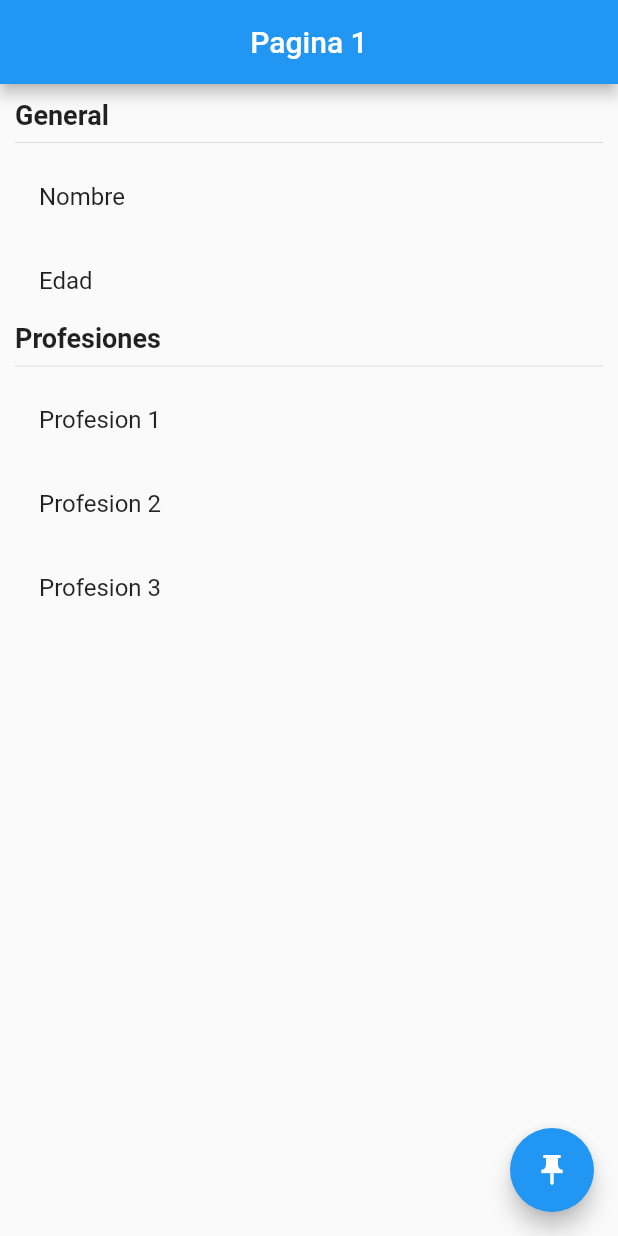
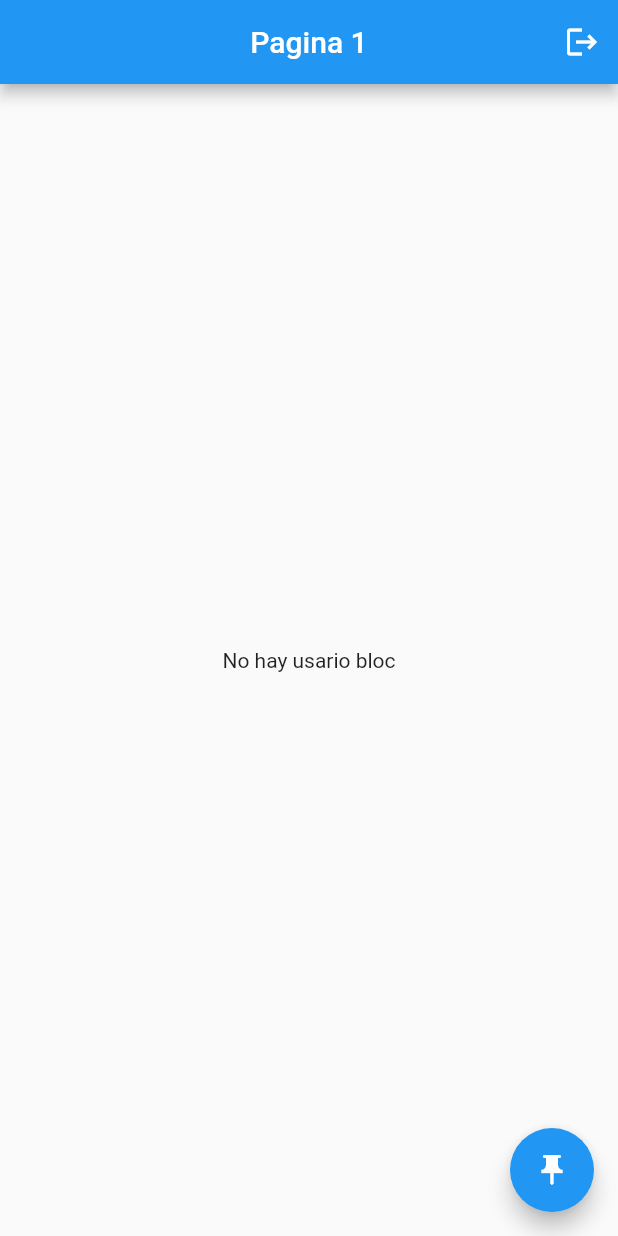
Before and after one commit to Jrosado16/manejar-estados-flutter, a Flutter app: the screen it shows after launch, on a phone screen of 412 x 824 dp. Run offline on Flutter 3.47's test engine with Material 2 defaults, Android fonts, the phone set to English and light mode, and no system bars; our stand-ins replace bloc, flutter_bloc.

Commit message:
Fin rama bloc

```diff
--- /dev/null
+++ b/lib/bloc/usuario/usuario_event.dart
@@ -0,0 +1,21 @@
+part of 'usuario_bloc.dart';
+
+@immutable
+abstract class UsuarioEvent {}
+
+class ActivarUsuario extends UsuarioEvent {
+  final Usuario usuario;
+
+  ActivarUsuario(this.usuario);
+}
+
+class CambiarEdad extends UsuarioEvent {
+  final int edad;
+  CambiarEdad(this.edad);
+}
+
+class AgregarProfesion extends UsuarioEvent {
+
+}
+
+class BorrarUsario extends UsuarioEvent {}
--- /dev/null
+++ b/lib/bloc/usuario/usuario_state.dart
@@ -0,0 +1,15 @@
+part of 'usuario_bloc.dart';
+
+class UsuarioState {
+  final bool usuarioExiste;
+  final Usuario usuario;
+
+  UsuarioState({Usuario user})
+      : usuario = user ?? null,
+        usuarioExiste = user != null ? true : false;
+
+  UsuarioState copyWith({Usuario usuario}) =>
+      UsuarioState(user: usuario ?? this.usuario);
+
+  UsuarioState borrarUsuario() => UsuarioState();
+}
--- a/lib/main.dart
+++ b/lib/main.dart
@@ -1,13 +1,19 @@
+import 'package:estados/bloc/usuario/usuario_bloc.dart';
 import 'package:estados/pages/pagina1.page.dart';
 import 'package:estados/pages/pagina2.page.dart';
 import 'package:flutter/material.dart';
+import 'package:flutter_bloc/flutter_bloc.dart';
 
 void main() => runApp(MyApp());
 
 class MyApp extends StatelessWidget {
   @override
   Widget build(BuildContext context) {
-    return MaterialApp(
+    return MultiBlocProvider(
+      providers: [
+        BlocProvider(create: (_) => UsuarioBloc())
+      ],
+      child: MaterialApp(
         title: 'Material App',
         debugShowCheckedModeBanner: false,
         initialRoute: 'page1',
@@ -15,6 +21,7 @@ class MyApp extends StatelessWidget {
           'page1': (_) => Pagina1Page(),
           'page2': (_) => Pagina2Page()
         },
+      ),
     );
   }
 }
--- a/lib/models/Usuario.model.dart
+++ b/lib/models/Usuario.model.dart
@@ -4,4 +4,10 @@ class Usuario {
   List<String> profesiones;
 
   Usuario({this.edad, this.nombre, this.profesiones});
+
+  Usuario copyWith({String nombre, int edad, List<String> profesiones}) =>
+      Usuario(
+          nombre: nombre ?? this.nombre,
+          edad: edad ?? this.edad,
+          profesiones: profesiones ?? this.profesiones);
 }
--- a/lib/pages/pagina1.page.dart
+++ b/lib/pages/pagina1.page.dart
@@ -1,4 +1,7 @@
+import 'package:estados/bloc/usuario/usuario_bloc.dart';
+import 'package:estados/models/Usuario.model.dart';
 import 'package:flutter/material.dart';
+import 'package:flutter_bloc/flutter_bloc.dart';
 
 
 class Pagina1Page extends StatelessWidget {
@@ -9,28 +12,22 @@ class Pagina1Page extends StatelessWidget {
       appBar: AppBar(
         title: Text('Pagina 1'),
         centerTitle: true,
+        actions: [
+          IconButton(
+            icon: Icon(Icons.logout),
+            onPressed: () => BlocProvider.of<UsuarioBloc>(context).add(BorrarUsario()),
+          )
+        ],
       ),
-      body: Container(
-        padding: EdgeInsets.symmetric(horizontal: 10.0, vertical: 10.0),
-        child: Column(
-          mainAxisAlignment: MainAxisAlignment.start,
-          crossAxisAlignment: CrossAxisAlignment.start,
-          children: [
-            Text('General', style: TextStyle(fontSize: 18, fontWeight: FontWeight.bold),),
-            Divider(),
-            ListTile(title: Text('Nombre'),),
-            ListTile(title: Text('Edad'),),
-
-            Text('Profesiones', style: TextStyle(fontSize: 18, fontWeight: FontWeight.bold),),
-            Divider(),
-
-            ListTile(title: Text('Profesion 1'),),
-            ListTile(title: Text('Profesion 2'),),
-            ListTile(title: Text('Profesion 3'),),
-
-          ],
-        )
-     ),
+      body: BlocBuilder<UsuarioBloc, UsuarioState>(
+        builder: (context, state) {
+          if(state.usuarioExiste){
+            return InformacionUsuario(state.usuario);
+          }else{
+            return Center(child: Text('No hay usario bloc'),);
+          }
+        },
+      ),
      floatingActionButton: FloatingActionButton(
        child: Icon(Icons.push_pin),
        onPressed: (){
@@ -40,3 +37,33 @@ class Pagina1Page extends StatelessWidget {
    );
   }
 }
+
+class InformacionUsuario extends StatelessWidget {
+  final Usuario usuario;
+
+  const InformacionUsuario(this.usuario);
+
+  @override
+  Widget build(BuildContext context) {
+    return Container(
+      padding: EdgeInsets.symmetric(horizontal: 10.0, vertical: 10.0),
+      child: Column(
+        mainAxisAlignment: MainAxisAlignment.start,
+        crossAxisAlignment: CrossAxisAlignment.start,
+        children: [
+          Text('General', style: TextStyle(fontSize: 18, fontWeight: FontWeight.bold),),
+          Divider(),
+          ListTile(title: Text('Nombre: ${usuario.nombre}'),),
+          ListTile(title: Text('Edad: ${usuario.edad}'),),
+
+          Text('Profesiones', style: TextStyle(fontSize: 18, fontWeight: FontWeight.bold),),
+          Divider(),
+
+          ...usuario.profesiones
+          .map((e) => ListTile(title: Text(e),))
+
+        ],
+      )
+     );
+  }
+}
--- a/pubspec.yaml
+++ b/pubspec.yaml
@@ -28,6 +28,8 @@ dependencies:
   # The following adds the Cupertino Icons font to your application.
   # Use with the CupertinoIcons class for iOS style icons.
   cupertino_icons: ^1.0.0
+  bloc: ^6.1.0
+  flutter_bloc: ^6.0.6
 
 dev_dependencies:
   flutter_test:
```
Also changed, not shown: lib/bloc/usuario/usuario_bloc.dart (added, +35 -0 lines), lib/pages/pagina2.page.dart (+19 -2 lines), pubspec.lock. Lines whose indentation alone changed are shown as unchanged.
